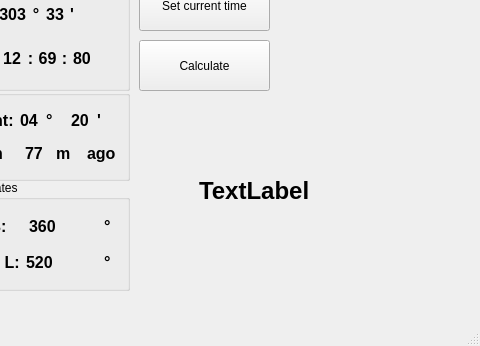
Qt form GUI/mainwindow.ui (IamNotProgrammer/Star-height) before a commit; both pictures show x 111 to 591 and y 287 to 633 of the 591 by 633 pixel window.
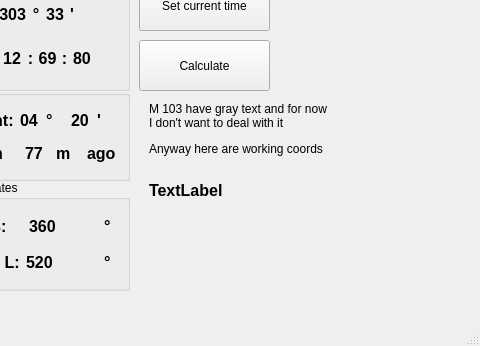
The same form after that commit.

Commit message: I am fucking genius

Diff of the .ui file:
```diff
--- a/GUI/mainwindow.ui
+++ b/GUI/mainwindow.ui
@@ -1081,15 +1081,15 @@
    <widget class="QLabel" name="label_37">
     <property name="geometry">
      <rect>
-      <x>310</x>
+      <x>260</x>
       <y>420</y>
-      <width>181</width>
+      <width>301</width>
       <height>81</height>
      </rect>
     </property>
     <property name="font">
      <font>
-      <pointsize>18</pointsize>
+      <pointsize>12</pointsize>
       <weight>75</weight>
       <bold>true</bold>
      </font>
@@ -1098,6 +1098,33 @@
      <string>TextLabel</string>
     </property>
    </widget>
+   <widget class="QLabel" name="label_38">
+    <property name="geometry">
+     <rect>
+      <x>260</x>
+      <y>360</y>
+      <width>231</width>
+      <height>51</height>
+     </rect>
+    </property>
+    <property name="text">
+     <string>M 103 have gray text and for now 
+I don't want to deal with it</string>
+    </property>
+   </widget>
+   <widget class="QLabel" name="label_41">
+    <property name="geometry">
+     <rect>
+      <x>260</x>
+      <y>410</y>
+      <width>201</width>
+      <height>18</height>
+     </rect>
+    </property>
+    <property name="text">
+     <string>Anyway here are working coords</string>
+    </property>
+   </widget>
   </widget>
   <widget class="QMenuBar" name="menuBar">
    <property name="geometry">
```
The commit also changes 2 other files.
